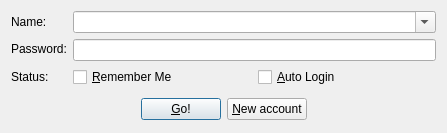
This is res/ui/LoginWindow.ui in WeCase/WeCase as Qt 5 draws it before an edit. The edited form follows.
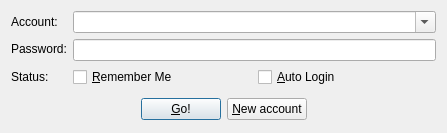
This is the edited form. Icons and pictures are not drawn.

Commit message: 登录界面的 Name 改为 Account，顺便翻译更新

```diff
--- a/res/ui/LoginWindow.ui
+++ b/res/ui/LoginWindow.ui
@@ -48,7 +48,7 @@
          <item>
           <widget class="QLabel" name="label_username">
            <property name="text">
-            <string>Name:</string>
+            <string>Account:</string>
            </property>
            <property name="buddy">
             <cstring>cmb_Users</cstring>
```
The commit also changes 1 other file.
